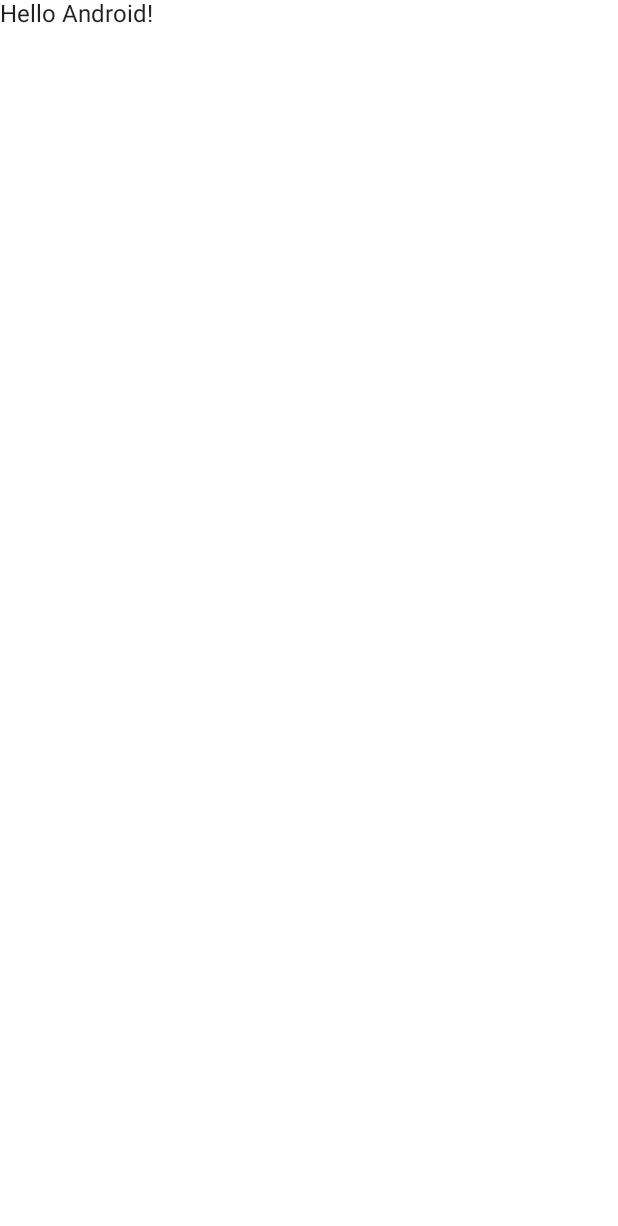
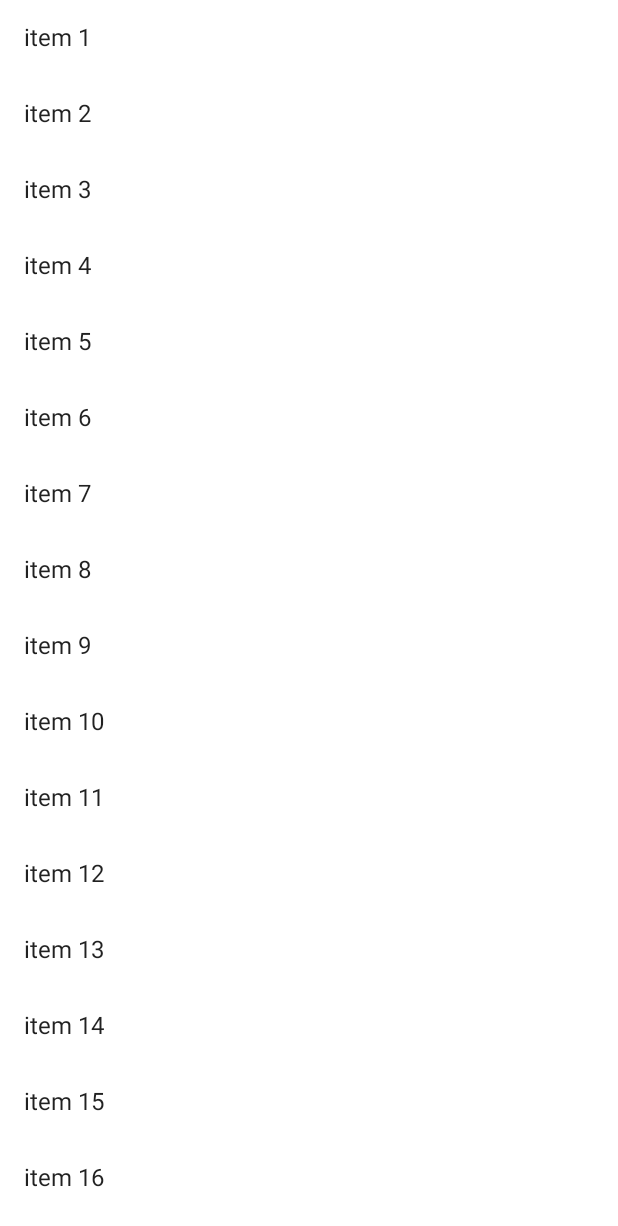
Before and after one commit to rossmanSD/refreshablecomposelist, an Android app built with Jetpack Compose: the screen it shows after launch (MainActivity), on a phone screen of 412 x 824 dp. Before the commit the part shown is almost empty. Shown: the top 1226 px of the screen. Run offline under Robolectric (Android 15) with nearby library versions, the phone set to English and light mode, and no system bars; our stand-ins replace accompanist.

Commit message:
Initial implementation of refreshable multi-selectable list.

```diff
--- /dev/null
+++ b/app/src/main/java/net/rossmanges/refreshablecomposelist/ListItem.kt
@@ -0,0 +1,6 @@
+package net.rossmanges.refreshablecomposelist
+
+data class ListItem(
+    val name: String,
+    val isSelected: Boolean
+)
--- a/app/src/main/java/net/rossmanges/refreshablecomposelist/MainActivity.kt
+++ b/app/src/main/java/net/rossmanges/refreshablecomposelist/MainActivity.kt
@@ -3,16 +3,28 @@ package net.rossmanges.refreshablecomposelist
 import android.os.Bundle
 import androidx.activity.ComponentActivity
 import androidx.activity.compose.setContent
-import androidx.compose.foundation.layout.fillMaxSize
+import androidx.compose.foundation.clickable
+import androidx.compose.foundation.layout.*
+import androidx.compose.foundation.lazy.LazyColumn
+import androidx.compose.material.Icon
 import androidx.compose.material.MaterialTheme
 import androidx.compose.material.Surface
 import androidx.compose.material.Text
-import androidx.compose.runtime.Composable
+import androidx.compose.material.icons.Icons
+import androidx.compose.material.icons.filled.CheckCircle
+import androidx.compose.runtime.*
+import androidx.compose.ui.Alignment
 import androidx.compose.ui.Modifier
 import androidx.compose.ui.tooling.preview.Preview
+import androidx.compose.ui.unit.dp
+import androidx.lifecycle.viewmodel.compose.viewModel
+import com.google.accompanist.swiperefresh.SwipeRefresh
+import com.google.accompanist.swiperefresh.rememberSwipeRefreshState
 import net.rossmanges.refreshablecomposelist.ui.theme.RefreshableComposeListTheme
+import net.rossmanges.refreshablecomposelist.viewmodels.MainViewModel
 
 class MainActivity : ComponentActivity() {
+
     override fun onCreate(savedInstanceState: Bundle?) {
         super.onCreate(savedInstanceState)
         setContent {
@@ -22,7 +34,7 @@ class MainActivity : ComponentActivity() {
                     modifier = Modifier.fillMaxSize(),
                     color = MaterialTheme.colors.background
                 ) {
-                    Greeting("Android")
+                    RefreshableListWithMultiSelect()
                 }
             }
         }
@@ -34,10 +46,63 @@ fun Greeting(name: String) {
     Text(text = "Hello $name!")
 }
 
+@Composable
+fun RefreshableListWithMultiSelect(viewModel: MainViewModel = viewModel()) {
+    // TODO - the items should be generated dynamically
+    // temporarily define static list of items
+    var items by remember {
+        mutableStateOf(
+            (1..20).map {
+                ListItem(name = "item $it", isSelected = false)
+            }
+        )
+    }
+
+    val isRefreshing by viewModel.isRefreshing.collectAsState()
+    SwipeRefresh(
+        state = rememberSwipeRefreshState(isRefreshing),
+        onRefresh = {
+            // TODO - dynamically reload list of items
+        }
+    ) {
+        LazyColumn(
+            Modifier
+                .fillMaxSize()
+        ) {
+            items(items.size) { i ->
+                Row(
+                    modifier = Modifier
+                        .fillMaxWidth()
+                        .clickable {
+                            items = items.mapIndexed { j, item ->
+                                if (i == j) {
+                                    item.copy(isSelected = !item.isSelected)
+                                } else item
+                            }
+                        }
+                        .padding(16.dp),
+                    horizontalArrangement = Arrangement.SpaceBetween,
+                    verticalAlignment = Alignment.CenterVertically
+                ) {
+                    Text(text = items[i].name)
+                    if (items[i].isSelected)
+                        Icon(
+                            imageVector = Icons.Default.CheckCircle,
+                            contentDescription = "Selected",
+                            modifier = Modifier.size(20.dp)
+                        )
+                }
+            }
+        }
+    }
+
+}
+
 @Preview(showBackground = true)
 @Composable
 fun DefaultPreview() {
     RefreshableComposeListTheme {
-        Greeting("Android")
+//        Greeting("Android")
+        RefreshableListWithMultiSelect()
     }
 }
--- /dev/null
+++ b/app/src/main/java/net/rossmanges/refreshablecomposelist/viewmodels/MainViewModel.kt
@@ -0,0 +1,13 @@
+package net.rossmanges.refreshablecomposelist.viewmodels
+
+import androidx.lifecycle.ViewModel
+import kotlinx.coroutines.flow.MutableStateFlow
+import kotlinx.coroutines.flow.StateFlow
+import kotlinx.coroutines.flow.asStateFlow
+
+class MainViewModel : ViewModel() {
+    private val mIsRefreshing = MutableStateFlow(false)
+
+    val isRefreshing: StateFlow<Boolean>
+        get() = mIsRefreshing.asStateFlow()
+}
--- a/build.gradle
+++ b/build.gradle
@@ -1,12 +1,12 @@
 buildscript {
     ext {
-        compose_version = '1.1.0-beta01'
+        compose_version = '1.3.0-beta01'
     }
 }// Top-level build file where you can add configuration options common to all sub-projects/modules.
 plugins {
     id 'com.android.application' version '7.2.2' apply false
     id 'com.android.library' version '7.2.2' apply false
-    id 'org.jetbrains.kotlin.android' version '1.5.31' apply false
+    id 'org.jetbrains.kotlin.android' version '1.7.10' apply false
 }
 
 task clean(type: Delete) {
```
Also changed, not shown: app/build.gradle (+6 -4 lines).
